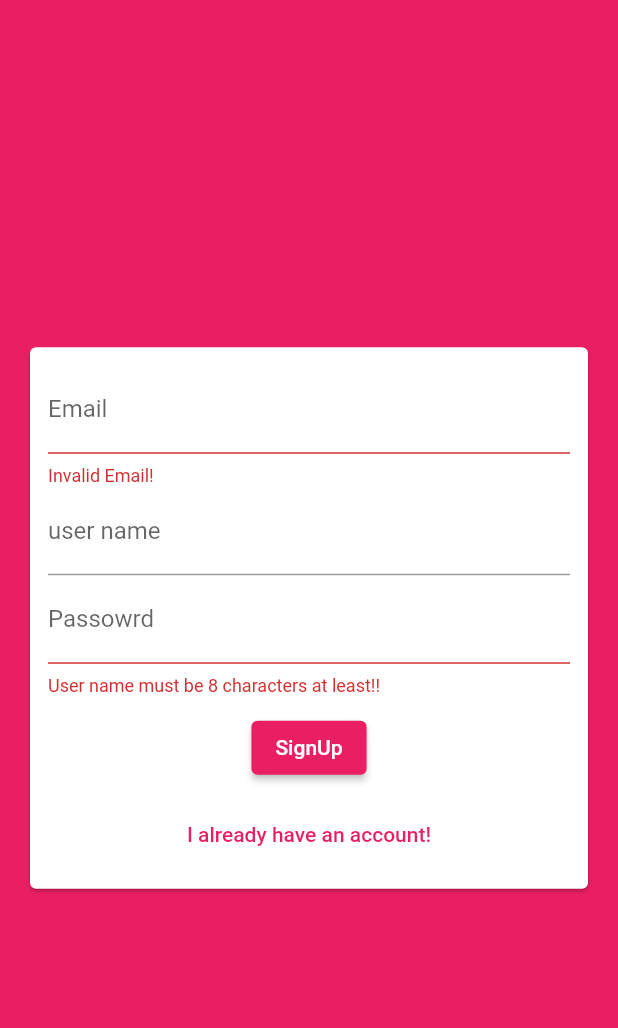
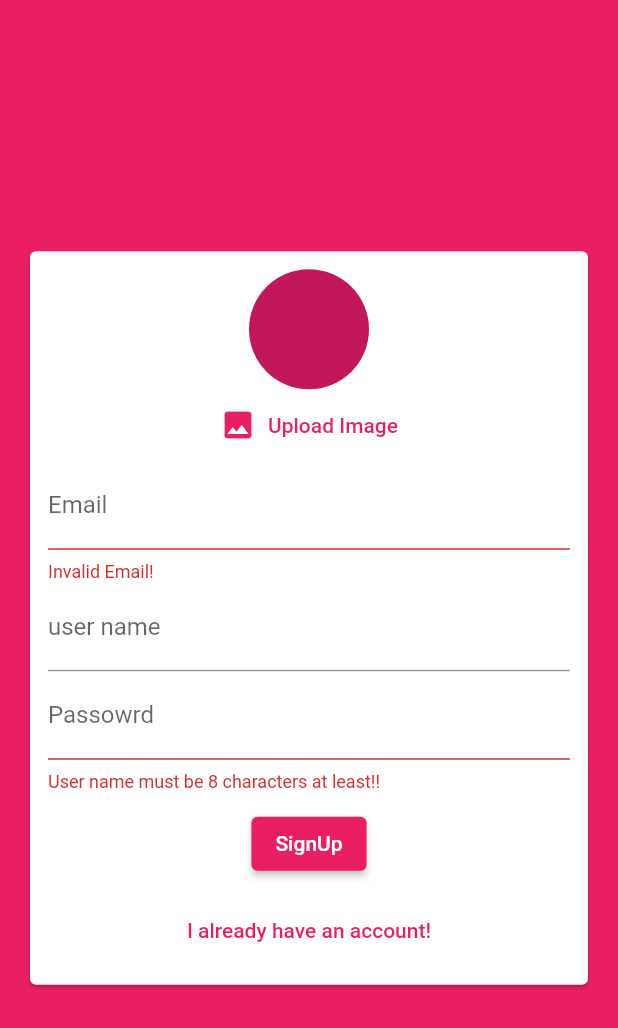
Before and after one commit to ShaabanDev/chat_app, a Flutter app: the screen it shows after launch, after a tap on "Login", after a tap on "Create new account", on a phone screen of 412 x 824 dp. Shown: the top 1028 px of the screen. Run offline on Flutter 3.47's test engine with Material 2 defaults, Android fonts, the phone set to English and light mode, and no system bars; our stand-ins replace cloud_firestore, firebase_auth, firebase_core, firebase_storage, image_picker; accounts and stored records are empty.

Commit message:
sending and ordering messages after listening to it , then creating simple chat bubble and adding the user image while signing up using image_picker package.

```diff
--- a/lib/screens/auth_screen.dart
+++ b/lib/screens/auth_screen.dart
@@ -1,5 +1,8 @@
-import 'package:chat_app/widgets/auth_form.dart';
+import 'dart:io';
+
+import 'package:chat_app/widgets/auth/auth_form.dart';
 import 'package:cloud_firestore/cloud_firestore.dart';
+import 'package:firebase_storage/firebase_storage.dart';
 import 'package:flutter/material.dart';
 import 'package:firebase_auth/firebase_auth.dart';
 import 'package:flutter/services.dart';
@@ -16,6 +19,7 @@ class _AuthScreenState extends State<AuthScreen> {
     String email,
     String password,
     String username,
+    File image,
     bool isLogin,
     BuildContext ctx,
   ) async {
@@ -31,10 +35,18 @@ class _AuthScreenState extends State<AuthScreen> {
       } else {
         authResult = await auth.createUserWithEmailAndPassword(
             email: email, password: password);
+
+        final ref = FirebaseStorage.instance
+            .ref()
+            .child('user_image')
+            .child(authResult.user!.uid + 'jpg');
+
+        ref.putFile(image);
+        final imageUrl = await ref.getDownloadURL();
         await FirebaseFirestore.instance
             .collection('users')
             .doc(authResult.user!.uid)
-            .set({'email': email, 'username': username});
+            .set({'email': email, 'username': username, 'userimage': imageUrl});
       }
     } on PlatformException catch (err) {
       var message = 'An error occured , please check your credential';
--- a/lib/widgets/auth_form.dart
+++ b/lib/widgets/auth/auth_form.dart
@@ -1,3 +1,6 @@
+import 'dart:io';
+
+import 'package:chat_app/widgets/user_image.dart';
 import 'package:flutter/material.dart';
 
 class AuthForm extends StatefulWidget {
@@ -6,9 +9,11 @@ class AuthForm extends StatefulWidget {
     String email,
     String password,
     String username,
+    File image,
     bool isLogin,
     BuildContext ctx,
   ) trysubmit;
+
   AuthForm(this.trysubmit, this.isLoading);
   @override
   _AuthFormState createState() => _AuthFormState();
@@ -20,13 +25,26 @@ class _AuthFormState extends State<AuthForm> {
   var _userEmail = '';
   var _userPassowrd = '';
   var _login = true;
+  File? _userImage;
+
+  void getTheImage(File image) {
+    setState(() {
+      _userImage = image;
+    });
+  }
+
   void _trySubmit() {
     final _validstate = _formKey.currentState!.validate();
     FocusScope.of(context).unfocus();
+    if (_userImage == null && !_login) {
+      ScaffoldMessenger.of(context)
+          .showSnackBar(SnackBar(content: Text('Upload An Image')));
+      return;
+    }
     if (_validstate) {
       _formKey.currentState!.save();
-      widget.trysubmit(
-          _userEmail.trim(), _userPassowrd, _userName.trim(), _login, context);
+      widget.trysubmit(_userEmail.trim(), _userPassowrd, _userName.trim(),
+          _userImage!, _login, context);
     }
   }
 
@@ -43,6 +61,7 @@ class _AuthFormState extends State<AuthForm> {
             child: Column(
               mainAxisSize: MainAxisSize.min,
               children: [
+                if (!_login) ImagePick(getTheImage),
                 TextFormField(
                   key: ValueKey('Email'),
                   onSaved: (value) {
--- /dev/null
+++ b/lib/widgets/user_image.dart
@@ -0,0 +1,39 @@
+import 'dart:io';
+
+import 'package:flutter/material.dart';
+import 'package:image_picker/image_picker.dart';
+
+class ImagePick extends StatefulWidget {
+  final void Function(File image) getImageFn;
+  ImagePick(this.getImageFn);
+  @override
+  _ImagePickState createState() => _ImagePickState();
+}
+
+class _ImagePickState extends State<ImagePick> {
+  File? pickedImage;
+  void pickImage() async {
+    ImagePicker gotImage = ImagePicker();
+    final im = await gotImage.pickImage(
+        source: ImageSource.camera, imageQuality: 50, maxWidth: 150);
+    if (im == null) return;
+    setState(() {
+      pickedImage = File(im.path);
+    });
+    widget.getImageFn(pickedImage!);
+  }
+
+  @override
+  Widget build(BuildContext context) {
+    return Column(children: [
+      CircleAvatar(
+        radius: 40,
+        backgroundImage: pickedImage != null ? FileImage(pickedImage!) : null,
+      ),
+      TextButton.icon(
+          onPressed: pickImage,
+          icon: Icon(Icons.image),
+          label: Text('Upload Image'))
+    ]);
+  }
+}
--- a/pubspec.yaml
+++ b/pubspec.yaml
@@ -25,6 +25,8 @@ dependencies:
   cupertino_icons: ^1.0.2
   firebase_core: ^1.6.0
   firebase_auth: ^3.1.0
+  image_picker: ^0.8.4
+  firebase_storage: ^10.0.3
   flutter:
     sdk: flutter
 
```
Also changed, not shown: lib/screens/chat_screen.dart (+9 -29 lines), lib/widgets/chats/message_bubble.dart (added, +41 -0 lines), lib/widgets/chats/messages.dart (added, +31 -0 lines), lib/widgets/chats/new_message.dart (added, +60 -0 lines), pubspec.lock.
